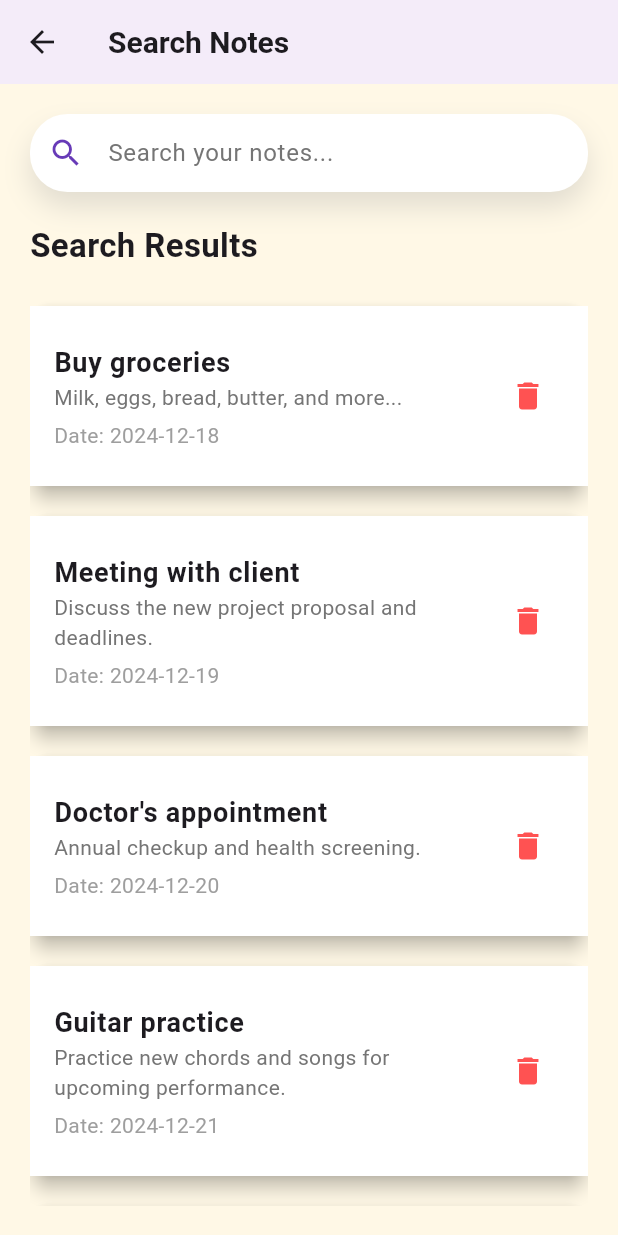
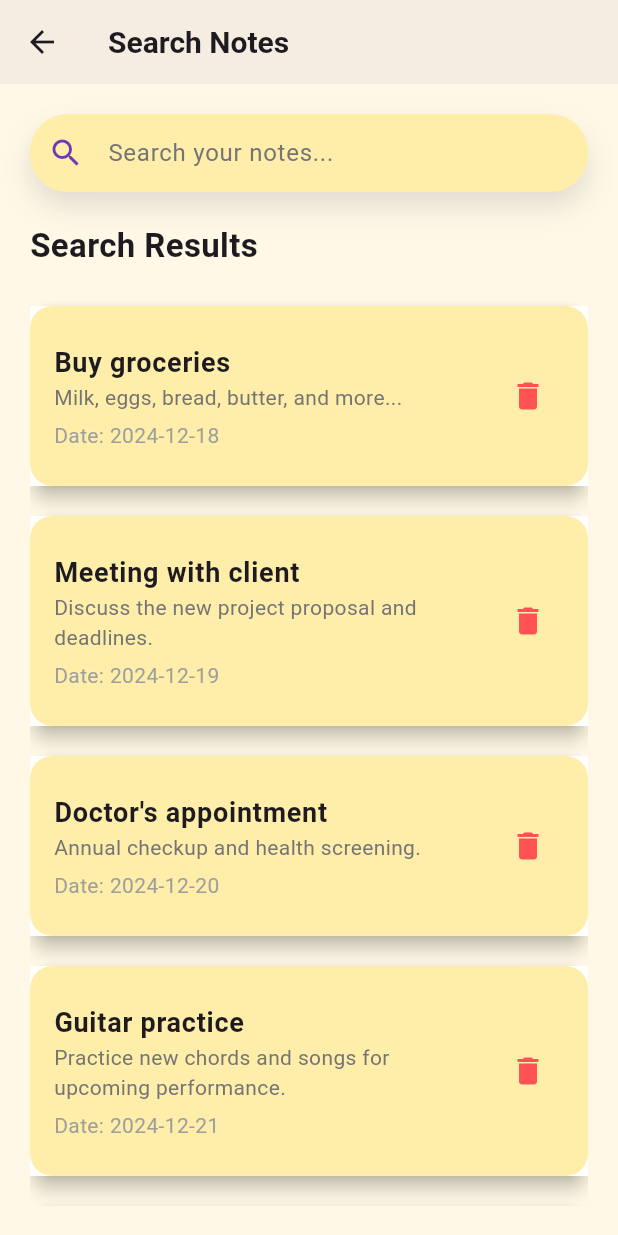
Before and after one commit to m1haww/star, a Flutter app: the screen it shows after launch, item 2 of the bottom bar chosen, after a tap on the "search" icon, on a phone screen of 412 x 824 dp. Run offline on Flutter 3.47's test engine with Material 3 defaults, Android fonts, the phone set to English and light mode, and no system bars.

Commit message:
final_final

```diff
--- a/lib/models/bar_navigare.dart
+++ b/lib/models/bar_navigare.dart
@@ -1,6 +1,5 @@
 import 'package:flutter/cupertino.dart';
 import 'package:flutter/material.dart';
-import 'package:flutter/rendering.dart';
 import 'package:star/pages/glavanaia_page.dart';
 import 'package:star/pages/home_page.dart';
 import 'package:star/pages/note_page.dart';
--- a/lib/pages/glavanaia_page.dart
+++ b/lib/pages/glavanaia_page.dart
@@ -20,19 +20,27 @@ class _GlavanaiaPageState extends State<GlavanaiaPage> {
     final height = MediaQuery.of(context).size.height;
     final notes = Provider.of<AppProvider>(context).Notes;
 
+    final pinnedNotes = notes.where((note) => note.isPinned).toList();
+    final unpinnedNotes = notes.where((note) => !note.isPinned).toList();
+
     return Scaffold(
       backgroundColor: const Color(0xffFFF8E6),
       appBar: AppBar(
+        backgroundColor: const Color(0xffFFF8E6),
+        title: Text("Search"),
         actions: [
           GestureDetector(
+            child: const Padding(
+              padding: EdgeInsets.only(right: 20.0),
+              child: Icon(Icons.search),
+            ),
             onTap: () {
               Navigator.push(
                   context,
                   MaterialPageRoute(
-                    builder: (context) => SearchingPage(),
+                    builder: (context) => const SearchingPage(),
                   ));
             },
-            child: const Icon(Icons.search),
           )
         ],
       ),
@@ -73,7 +81,17 @@ class _GlavanaiaPageState extends State<GlavanaiaPage> {
                         ),
                       ),
                     )
-                  : Expanded(
+                  : const Center(
+                      child: Text(
+                        "No reminders pinned.",
+                        style: TextStyle(
+                          color: Colors.grey,
+                          fontFamily: "Js",
+                          fontSize: 16,
+                        ),
+                      ),
+                    ),
+              Expanded(
                 child: ListView.builder(
                   itemCount: notes.length,
                   itemBuilder: (context, index) {
@@ -131,8 +149,7 @@ class _GlavanaiaPageState extends State<GlavanaiaPage> {
                             padding: const EdgeInsets.symmetric(
                                 vertical: 8.0, horizontal: 16.0),
                             child: Column(
-                                    crossAxisAlignment:
-                                        CrossAxisAlignment.start,
+                              crossAxisAlignment: CrossAxisAlignment.start,
                               children: [
                                 if (note.isPinned)
                                   const Text(
@@ -149,12 +166,10 @@ class _GlavanaiaPageState extends State<GlavanaiaPage> {
                                 Container(
                                   decoration: BoxDecoration(
                                     color: Colors.white,
-                                          borderRadius:
-                                              BorderRadius.circular(12),
+                                    borderRadius: BorderRadius.circular(12),
                                     boxShadow: [
                                       BoxShadow(
-                                              color:
-                                                  Colors.black.withOpacity(0.1),
+                                        color: Colors.black.withOpacity(0.1),
                                         blurRadius: 8,
                                         offset: const Offset(0, 4),
                                       ),
@@ -165,19 +180,17 @@ class _GlavanaiaPageState extends State<GlavanaiaPage> {
                                         text: note.selectedReminder),
                                     decoration: InputDecoration(
                                       hintText: "Edit your reminder",
-                                            hintStyle: TextStyle(
-                                                color: Colors.grey[600]),
+                                      hintStyle:
+                                          TextStyle(color: Colors.grey[600]),
                                       border: OutlineInputBorder(
-                                              borderRadius:
-                                                  BorderRadius.circular(12),
+                                        borderRadius: BorderRadius.circular(12),
                                         borderSide: BorderSide.none,
                                       ),
                                       filled: true,
                                       fillColor: Colors.grey.shade100,
                                       contentPadding:
                                           const EdgeInsets.symmetric(
-                                                    horizontal: 16,
-                                                    vertical: 12),
+                                              horizontal: 16, vertical: 12),
                                       prefixIcon: Icon(
                                         Icons.edit,
                                         color: Colors.blue.shade300,
--- a/lib/pages/home_page.dart
+++ b/lib/pages/home_page.dart
@@ -14,7 +14,9 @@ class _HomePageState extends State<HomePage> {
     double height = MediaQuery.of(context).size.height;
 
     return Scaffold(
+      backgroundColor: const Color(0xffFFF8E6),
       appBar: AppBar(
+        backgroundColor: const Color(0xffFFF8E6),
         title: const Text('Featured Events'),
       ),
       body: SafeArea(
@@ -49,6 +51,7 @@ class _HomePageState extends State<HomePage> {
                         );
                       },
                       child: Card(
+                        color: const Color(0xffFFEEA9),
                         margin: const EdgeInsets.only(bottom: 20),
                         shape: RoundedRectangleBorder(
                           borderRadius: BorderRadius.circular(12),
@@ -116,7 +119,7 @@ class _HomePageState extends State<HomePage> {
 class ArticleDetailPage extends StatelessWidget {
   final Article article;
 
-  const ArticleDetailPage({Key? key, required this.article}) : super(key: key);
+  const ArticleDetailPage({super.key, required this.article});
 
   @override
   Widget build(BuildContext context) {
--- a/lib/pages/note_page.dart
+++ b/lib/pages/note_page.dart
@@ -21,7 +21,7 @@ class _NotePageState extends State<NotePage> {
     return Scaffold(
       backgroundColor: const Color(0xffFFF8E6),
       appBar: AppBar(
-        backgroundColor: const Color(0xffC4B319),
+        backgroundColor: const Color(0xffFFF8E6),
         centerTitle: true,
         title: const Text(
           "Choose option",
--- a/lib/pages/searching_page.dart
+++ b/lib/pages/searching_page.dart
@@ -10,7 +10,7 @@ class SearchingPage extends StatefulWidget {
 class _SearchingPageState extends State<SearchingPage> {
   final TextEditingController _searchController = TextEditingController();
 
-  List<Map<String, String>> _notes = [
+  final List<Map<String, String>> _notes = [
     {
       'title': 'Buy groceries',
       'description': 'Milk, eggs, bread, butter, and more...',
@@ -59,6 +59,7 @@ class _SearchingPageState extends State<SearchingPage> {
     return Scaffold(
       backgroundColor: const Color(0xffFFF8E6),
       appBar: AppBar(
+        backgroundColor: const Color(0xffFFF8E6),
         title: const Text(
           'Search Notes',
           style: TextStyle(
@@ -76,7 +77,7 @@ class _SearchingPageState extends State<SearchingPage> {
           children: [
             Container(
               decoration: BoxDecoration(
-                color: Colors.white,
+                color: const Color(0xffFFEEA9),
                 borderRadius: BorderRadius.circular(25),
                 boxShadow: [
                   BoxShadow(
@@ -92,7 +93,8 @@ class _SearchingPageState extends State<SearchingPage> {
                 decoration: InputDecoration(
                   hintText: 'Search your notes...',
                   hintStyle: TextStyle(color: Colors.grey.shade600),
-                  prefixIcon: Icon(Icons.search, color: Colors.deepPurple),
+                  prefixIcon:
+                      const Icon(Icons.search, color: Colors.deepPurple),
                   border: InputBorder.none,
                   contentPadding:
                       const EdgeInsets.symmetric(vertical: 14, horizontal: 20),
@@ -132,6 +134,8 @@ class _SearchingPageState extends State<SearchingPage> {
                           ),
                           child: ClipRRect(
                             borderRadius: BorderRadius.circular(15),
+                            child: Container(
+                              color: const Color(0xffFFEEA9),
                               child: ListTile(
                                 contentPadding: const EdgeInsets.all(16),
                                 tileColor: Colors.white,
@@ -171,6 +175,7 @@ class _SearchingPageState extends State<SearchingPage> {
                                       showFinallConfirmation();
                                     });
                                   },
+                                ),
                               ),
                             ),
                           ),
```
Lines whose indentation alone changed are shown as unchanged.
